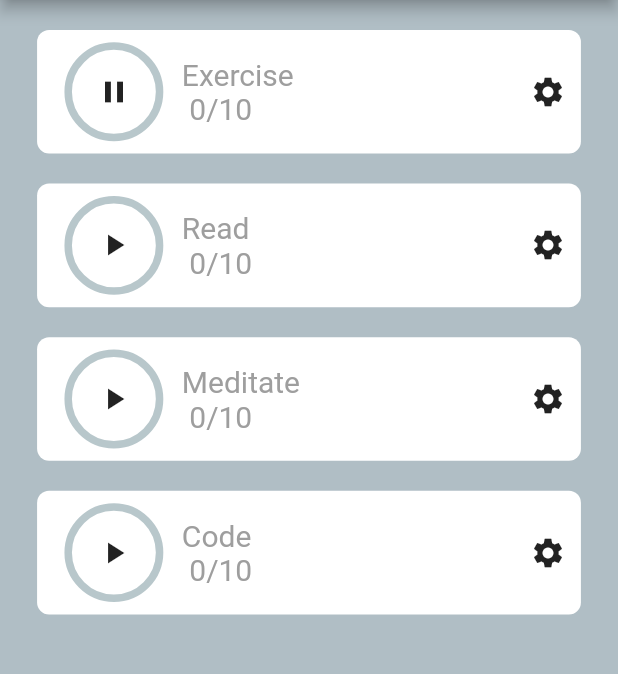
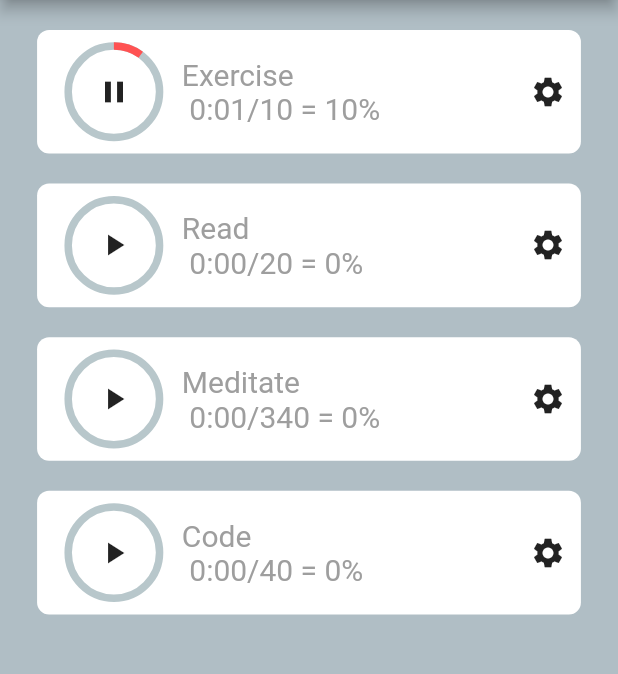
Before and after one commit to debobroto24/habit-tracker-flutter, a Flutter app: the screen it shows after launch, after a tap on the "play arrow" icon, on a phone screen of 412 x 824 dp, the part 84-758 px from its top. Run offline on Flutter 3.47's test engine with Material 2 defaults, Android fonts, the light colour scheme and no system bars; drawn by our look-alikes of percent_indicator.

Commit message:
timer apply in habit exercise

```diff
--- a/lib/home.dart
+++ b/lib/home.dart
@@ -1,3 +1,5 @@
+import 'dart:async';
+
 import 'package:flutter/material.dart';
 import 'package:flutter/src/widgets/framework.dart';
 import 'package:flutter/src/widgets/placeholder.dart';
@@ -13,11 +15,55 @@ class Home extends StatefulWidget {
 
 class _HomeState extends State<Home> {
   List habitList = [
-      ['Exercise',true, 0, 10],
-      ['Read',false, 0, 10],
-      ['Meditate',false, 0, 10],
-      ['Code',false, 0, 10]
+    ['Exercise', false, 0, 10],
+    ['Read', false, 0, 20],
+    ['Meditate', false, 0, 340],
+    ['Code', false, 0, 40]
   ];
+
+  onStart(index) {
+    var startTime = DateTime.now();
+    setState(() {
+      habitList[index][1] = !habitList[index][1];
+    });
+    int passed = habitList[index][2];
+
+    if (habitList[index][1]) {
+      Timer.periodic(Duration(seconds: 1), (timer) {
+        setState(() {
+          if (!habitList[index][1]) {
+            timer.cancel();
+          }
+
+          // print("passed ${passed}");
+          // print("passed ${ habitList[index][3]}");
+
+          var currentTime = DateTime.now();
+          habitList[index][2] = passed +
+              currentTime.second -
+              startTime.second +
+              60 * (currentTime.minute - startTime.minute) +
+              60 * 60 * (currentTime.hour - startTime.hour);
+              if( habitList[index][2] >= habitList[index][3]){
+
+            timer.cancel();
+              habitList[index][1]  = false;
+          }
+        });
+      });
+    }
+  }
+
+  settingTapped(index) {
+    showDialog(
+        context: context,
+        builder: (context) {
+          return AlertDialog(
+            title: Text("Setting for ${habitList[index][0]}"),
+          );
+        });
+  }
+
   @override
   Widget build(BuildContext context) {
     return Scaffold(
@@ -28,17 +74,20 @@ class _HomeState extends State<Home> {
         ),
         body: ListView.builder(
           itemCount: habitList.length,
-        itemBuilder: (context,index){
+          itemBuilder: (context, index) {
             return HabitTitle(
               habitName: habitList[index][0],
-            onTap: (){},
-            onSettingTap: (){},
+              onTap: () {
+                onStart(index);
+              },
+              onSettingTap: () {
+                settingTapped(index);
+              },
               timeGoal: habitList[index][3],
               timeSpent: habitList[index][2],
               isStarted: habitList[index][1],
             );
           },
-      )
-    );
+        ));
   }
 }
--- a/lib/widgets/habit_title.dart
+++ b/lib/widgets/habit_title.dart
@@ -16,6 +16,23 @@ class HabitTitle extends StatelessWidget {
       required this.timeSpent,
       required this.timeGoal,
       required this.isStarted});
+
+  String converToMinSec(int seconds){
+    String sec = (seconds % 60).toString();
+    String mins = (seconds / 60).toStringAsFixed(1);
+    if(sec.length == 1){
+      sec = '0' + sec;
+    }
+    if(mins[1] == '.'){
+      mins.substring(0,1);
+    }
+    return mins[0] + ':'+ sec;
+  }
+
+  // calculate the progress persentage
+  double percenCompleted(){
+    return timeSpent/ (timeGoal );
+  }
 
   @override
   Widget build(BuildContext context) {
@@ -52,6 +69,8 @@ class HabitTitle extends StatelessWidget {
                           bottom: 0,
                           child: CircularPercentIndicator(
                             radius: fullHeight * .04,
+                            percent: percenCompleted() <1 ? percenCompleted(): 1,
+                            progressColor: percenCompleted()>0.5?(percenCompleted()>0.75 ? Colors.greenAccent : Colors.orangeAccent) : Colors.redAccent,
                           ),
                         ),
                         Center(child: Icon(isStarted? Icons.pause:Icons.play_arrow), ),
@@ -72,7 +91,7 @@ class HabitTitle extends StatelessWidget {
                       ),
                     ),
                     Text(
-                    " ${timeSpent.toString()}/${timeGoal.toString()}",
+                    " ${converToMinSec(timeSpent)}/${timeGoal.toString()} = ${(percenCompleted()*100).toStringAsFixed(0)}%",
                       style:const TextStyle(
                         fontSize: 20,
                         color:Colors.grey,
```
Lines whose indentation alone changed are shown as unchanged.
